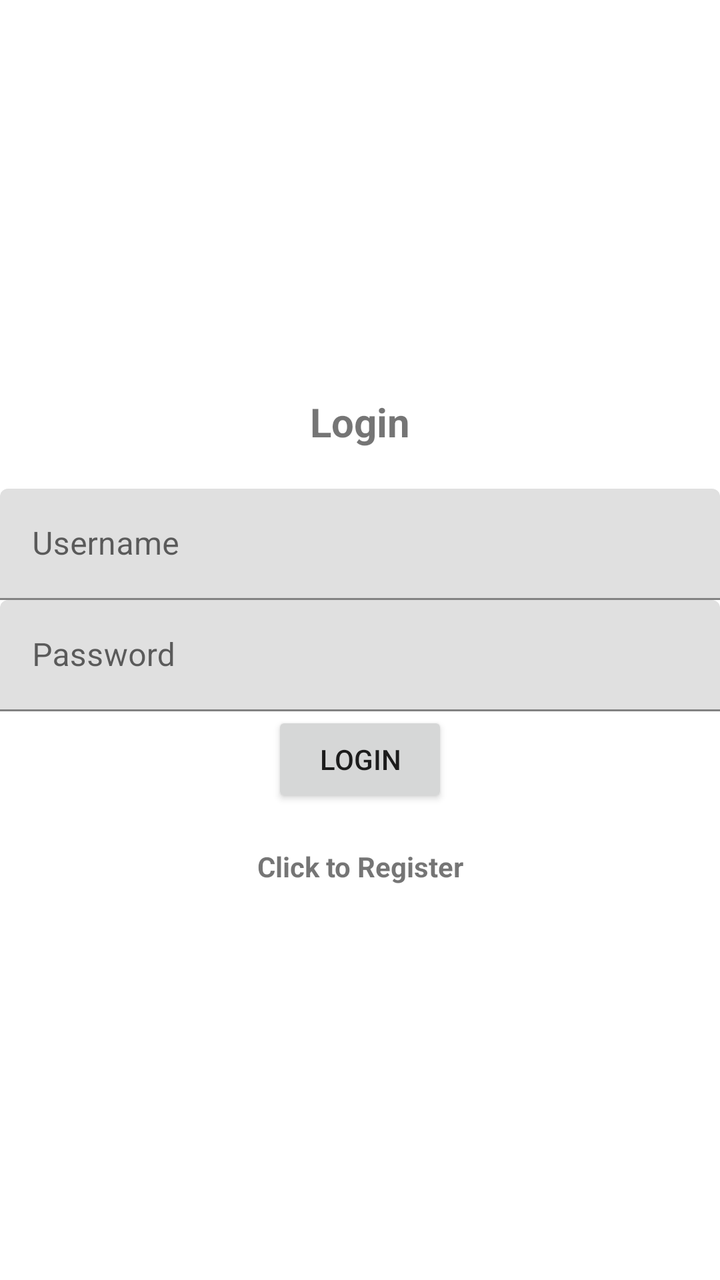
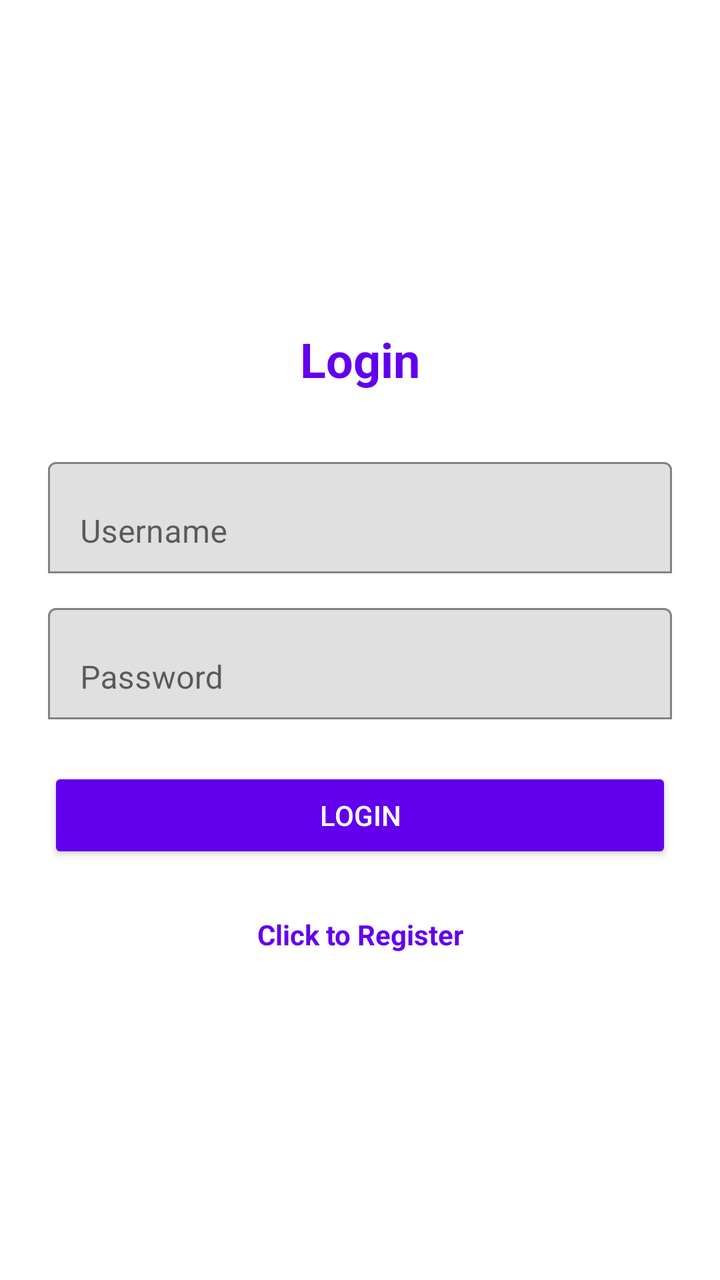

Before-and-after screenshots of an Android layout around one commit, followed by the original layout XML and the change that was made.
<!-- AndroidManifest.xml: application theme Theme.MyFirstApp -->
<!-- res/layout/activity_login.xml -->
<?xml version="1.0" encoding="utf-8"?>
<LinearLayout xmlns:android="http://schemas.android.com/apk/res/android"
    xmlns:app="http://schemas.android.com/apk/res-auto"
    xmlns:tools="http://schemas.android.com/tools"
    android:id="@+id/main"
    android:orientation="vertical"
    android:gravity="center"
    android:layout_width="match_parent"
    android:layout_height="match_parent"
    tools:context=".Login">
    
    <TextView
        android:textSize="20sp"
        android:text="@string/login"
        android:layout_width="match_parent"
        android:gravity="center"
        android:layout_marginBottom="20dp"
        android:textStyle="bold"
        android:layout_height="wrap_content"/>

    <com.google.android.material.textfield.TextInputLayout
        android:layout_width="match_parent"
        android:layout_height="wrap_content">
        <com.google.android.material.textfield.TextInputEditText
            android:id="@+id/username"
            android:hint="@string/username"
            android:layout_width="match_parent"
            android:layout_height="wrap_content"/>
    </com.google.android.material.textfield.TextInputLayout>


    <com.google.android.material.textfield.TextInputLayout
        android:layout_width="match_parent"
        android:layout_height="wrap_content">
        <com.google.android.material.textfield.TextInputEditText
            android:id="@+id/password"
            android:hint="@string/password"
            android:layout_width="match_parent"
            android:layout_height="wrap_content"/>
    </com.google.android.material.textfield.TextInputLayout>

    <ProgressBar
        android:id="@+id/progressBar"
        android:visibility="gone"
        android:layout_width="wrap_content"
        android:layout_height="wrap_content"/>

    <Button
        android:id="@+id/btn_login"
        android:text="Login"
        android:layout_width="wrap_content"
        android:layout_height="wrap_content"/>

    <TextView
        android:textStyle="bold"
        android:gravity="center"
        android:layout_marginTop="20dp"
        android:id="@+id/registerNow"
        android:text="@string/click_to_register"
        android:layout_width="match_parent"
        android:layout_height="wrap_content"/>

</LinearLayout>
<!-- resources referenced by this layout -->
<resources>
  <string name="click_to_register">Click to Register</string>
  <string name="login">Login</string>
  <string name="password">Password</string>
  <string name="username">Username</string>
  <style name="Theme.MyFirstApp" parent="Theme.MaterialComponents.DayNight.DarkActionBar">
          
          <item name="colorPrimary">@color/purple_500</item>
          <item name="colorPrimaryVariant">@color/purple_700</item>
          <item name="colorOnPrimary">@color/white</item>
          
          <item name="colorSecondary">@color/teal_200</item>
          <item name="colorSecondaryVariant">@color/teal_700</item>
          <item name="colorOnSecondary">@color/black</item>
          
          <item name="android:statusBarColor" tools:targetApi="l">?attr/colorPrimaryVariant</item>
          
      </style>
  <color name="purple_500">#FF6200EE</color>
  <color name="purple_700">#FF3700B3</color>
  <color name="white">#FFFFFFFF</color>
  <color name="teal_200">#FF03DAC5</color>
  <color name="teal_700">#FF018786</color>
  <color name="black">#FF000000</color>
</resources>

<!-- the commit's change to res/layout/activity_login.xml (unified diff, before → after) -->
@@ -5,22 +5,29 @@
     android:id="@+id/main"
     android:orientation="vertical"
     android:gravity="center"
+    android:padding="24dp"
+    android:background="?android:attr/windowBackground"
     android:layout_width="match_parent"
     android:layout_height="match_parent"
     tools:context=".Login">
-    
+
     <TextView
-        android:textSize="20sp"
+        android:textSize="24sp"
         android:text="@string/login"
         android:layout_width="match_parent"
         android:gravity="center"
-        android:layout_marginBottom="20dp"
+        android:textColor="?attr/colorPrimary"
+        android:layout_marginBottom="30dp"
         android:textStyle="bold"
         android:layout_height="wrap_content"/>
 
     <com.google.android.material.textfield.TextInputLayout
         android:layout_width="match_parent"
-        android:layout_height="wrap_content">
+        android:layout_height="wrap_content"
+        app:boxStrokeColor="?attr/colorPrimary"
+        app:boxBackgroundMode="outline"
+        android:layout_marginBottom="12dp">
+        
         <com.google.android.material.textfield.TextInputEditText
             android:id="@+id/username"
             android:hint="@string/username"
@@ -28,13 +35,17 @@
             android:layout_height="wrap_content"/>
     </com.google.android.material.textfield.TextInputLayout>
 
-
     <com.google.android.material.textfield.TextInputLayout
         android:layout_width="match_parent"
-        android:layout_height="wrap_content">
+        android:layout_height="wrap_content"
+        app:boxStrokeColor="?attr/colorPrimary"
+        app:boxBackgroundMode="outline"
+        android:layout_marginBottom="24dp">
+        
         <com.google.android.material.textfield.TextInputEditText
             android:id="@+id/password"
             android:hint="@string/password"
+            android:inputType="textPassword"
             android:layout_width="match_parent"
             android:layout_height="wrap_content"/>
     </com.google.android.material.textfield.TextInputLayout>
@@ -43,21 +54,25 @@
         android:id="@+id/progressBar"
         android:visibility="gone"
         android:layout_width="wrap_content"
-        android:layout_height="wrap_content"/>
+        android:layout_height="wrap_content"
+        android:layout_marginBottom="20dp"/>
 
     <Button
         android:id="@+id/btn_login"
         android:text="Login"
-        android:layout_width="wrap_content"
-        android:layout_height="wrap_content"/>
+        android:layout_width="match_parent"
+        android:layout_height="wrap_content"
+        android:backgroundTint="?attr/colorPrimary"
+        android:textColor="@android:color/white"
+        android:layout_marginBottom="16dp"/>
 
     <TextView
-        android:textStyle="bold"
-        android:gravity="center"
-        android:layout_marginTop="20dp"
         android:id="@+id/registerNow"
         android:text="@string/click_to_register"
         android:layout_width="match_parent"
-        android:layout_height="wrap_content"/>
-
+        android:layout_height="wrap_content"
+        android:textColor="?attr/colorPrimary"
+        android:gravity="center"
+        android:textStyle="bold"
+        android:layout_marginTop="10dp"/>
 </LinearLayout>
